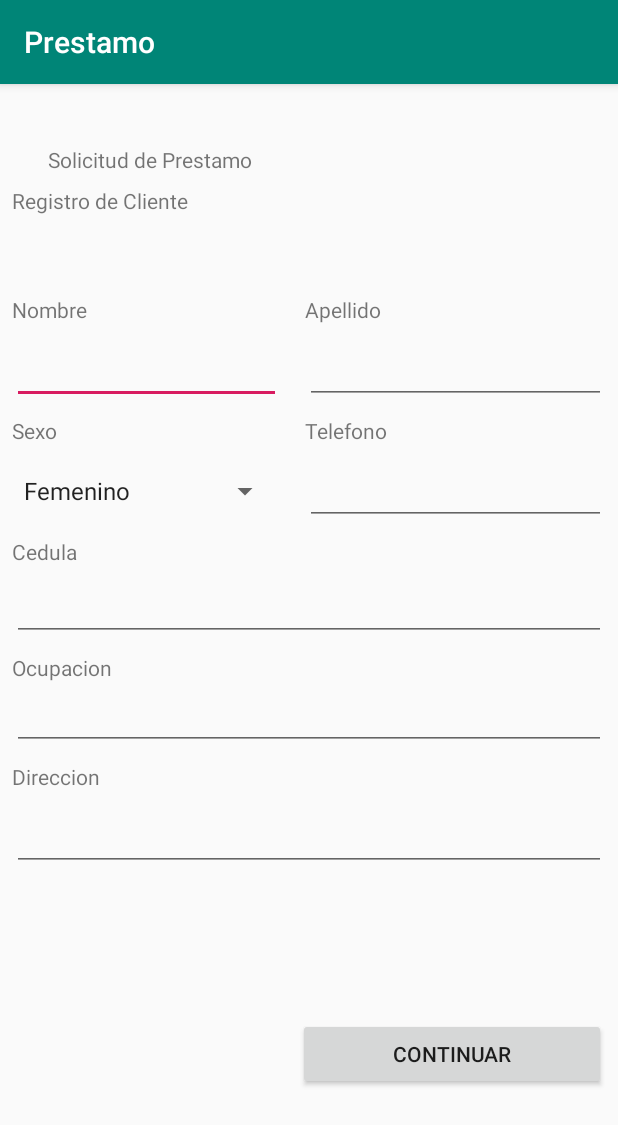
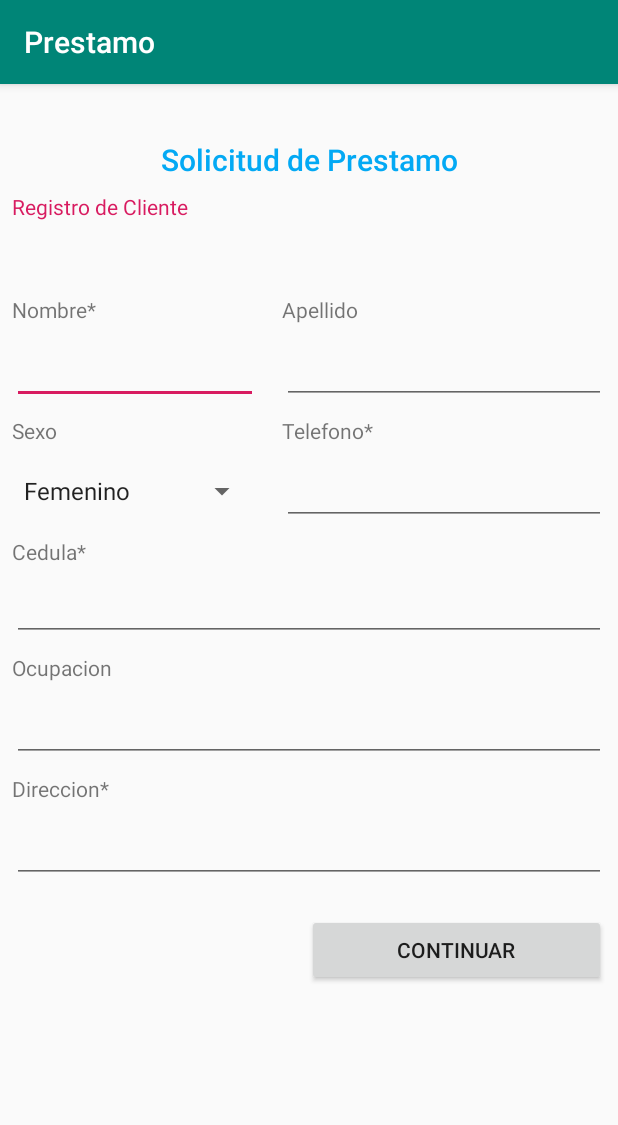
Before and after one commit to bisanbl/Android_Prestamo, an Android app: the screen it shows after launch (MainActivity), on a phone screen of 412 x 824 dp. Shown: the top 1125 px of the screen. Run offline under Robolectric (Android 15) with nearby library versions, the phone set to English and light mode, and no system bars.

Commit message:
Correcciones de MainActivity y agregado el segundo activiti registro_Credito

```diff
--- a/app/src/main/AndroidManifest.xml
+++ b/app/src/main/AndroidManifest.xml
@@ -9,6 +9,7 @@
         android:roundIcon="@mipmap/ic_launcher_round"
         android:supportsRtl="true"
         android:theme="@style/AppTheme">
+        <activity android:name=".Registro_Credito"></activity>
         <activity android:name=".MainActivity">
             <intent-filter>
                 <action android:name="android.intent.action.MAIN" />
--- a/app/src/main/res/layout/activity_main.xml
+++ b/app/src/main/res/layout/activity_main.xml
@@ -1,9 +1,15 @@
 <?xml version="1.0" encoding="utf-8"?>
-<android.support.constraint.ConstraintLayout xmlns:android="http://schemas.android.com/apk/res/android"
+<ScrollView xmlns:android="http://schemas.android.com/apk/res/android"
     xmlns:app="http://schemas.android.com/apk/res-auto"
     xmlns:tools="http://schemas.android.com/tools"
+    android:id="@+id/scrollView2"
     android:layout_width="match_parent"
     android:layout_height="match_parent"
+    android:fillViewport="true">
+
+    <android.support.constraint.ConstraintLayout
+        android:layout_width="match_parent"
+        android:layout_height="wrap_content"
         tools:context=".MainActivity">
 
         <TextView
@@ -15,6 +21,9 @@
             android:layout_marginEnd="32dp"
             android:layout_marginBottom="699dp"
             android:text="@string/solicitud"
+            android:textAlignment="center"
+            android:textAppearance="@android:style/TextAppearance.Material.WindowTitle"
+            android:textColor="#03A9F4"
             app:layout_constraintBottom_toBottomOf="parent"
             app:layout_constraintEnd_toEndOf="parent"
             app:layout_constraintStart_toStartOf="parent"
@@ -28,6 +37,7 @@
             android:layout_marginTop="8dp"
             android:layout_marginBottom="24dp"
             android:text="@string/cliente"
+            android:textColor="@color/colorAccent"
             app:layout_constraintBottom_toTopOf="@+id/TVNombre"
             app:layout_constraintStart_toStartOf="parent"
             app:layout_constraintTop_toBottomOf="@+id/TVSolicitud" />
@@ -38,11 +48,11 @@
             android:layout_height="wrap_content"
             android:layout_marginStart="8dp"
             android:layout_marginTop="8dp"
-        android:layout_marginEnd="344dp"
+            android:layout_marginEnd="32dp"
             android:layout_marginBottom="608dp"
             android:text="@string/nombre"
             app:layout_constraintBottom_toBottomOf="parent"
-        app:layout_constraintEnd_toEndOf="parent"
+            app:layout_constraintEnd_toEndOf="@+id/TVCliente"
             app:layout_constraintHorizontal_bias="1.0"
             app:layout_constraintStart_toStartOf="parent"
             app:layout_constraintTop_toBottomOf="@+id/TVCliente" />
@@ -51,7 +61,7 @@
             android:id="@+id/TVApellido"
             android:layout_width="0dp"
             android:layout_height="wrap_content"
-        android:layout_marginStart="135dp"
+            android:layout_marginStart="60dp"
             android:layout_marginTop="32dp"
             android:text="@string/apellido"
             app:layout_constraintStart_toEndOf="@+id/TVNombre"
@@ -74,13 +84,12 @@
             android:id="@+id/ETAoellido"
             android:layout_width="0dp"
             android:layout_height="wrap_content"
-        android:layout_marginStart="16dp"
             android:layout_marginTop="8dp"
             android:layout_marginEnd="8dp"
             android:ems="10"
             android:inputType="textPersonName"
             app:layout_constraintEnd_toEndOf="parent"
-        app:layout_constraintStart_toEndOf="@+id/ETNombre"
+            app:layout_constraintStart_toStartOf="@+id/TVApellido"
             app:layout_constraintTop_toBottomOf="@+id/TVApellido" />
 
         <TextView
@@ -170,6 +179,7 @@
             android:layout_width="0dp"
             android:layout_height="wrap_content"
             android:layout_marginStart="8dp"
+            android:layout_marginTop="8dp"
             android:layout_marginEnd="8dp"
             android:ems="10"
             android:inputType="textPersonName"
@@ -205,13 +215,15 @@
             android:layout_width="0dp"
             android:layout_height="wrap_content"
             android:layout_marginStart="132dp"
-        android:layout_marginTop="8dp"
             android:layout_marginEnd="8dp"
             android:layout_marginBottom="8dp"
             android:text="@string/continuar"
             app:layout_constraintBottom_toBottomOf="parent"
             app:layout_constraintEnd_toEndOf="parent"
+            app:layout_constraintHorizontal_bias="0.0"
             app:layout_constraintStart_toEndOf="@+id/TVDireccion"
-        app:layout_constraintTop_toBottomOf="@+id/ETDireccion" />
+            app:layout_constraintTop_toBottomOf="@+id/ETDireccion"
+            app:layout_constraintVertical_bias="0.115" />
 
     </android.support.constraint.ConstraintLayout>
+</ScrollView>
--- a/app/src/main/res/values/strings.xml
+++ b/app/src/main/res/values/strings.xml
@@ -3,15 +3,28 @@
     <string name="solicitud">Solicitud de Prestamo</string>
     <string name="cliente">Registro de Cliente</string>
     <string name="credito">Registro de Credito</string>
-    <string name="nombre">Nombre</string>
+    <string name="nombre">Nombre*</string>
     <string name="apellido">Apellido</string>
     <string name="sexo">Sexo</string>
-    <string name="telefono">Telefono</string>
+    <string name="telefono">Telefono*</string>
     <string-array name="asexo">
         <item>Femenino</item>
-        <item>Masculino</item></string-array>
-    <string name="cedula">Cedula</string>
+        <item>Masculino</item>
+    </string-array>
+    <string name="cedula">Cedula*</string>
     <string name="ocupacion">Ocupacion</string>
-    <string name="direccion">Direccion</string>
+    <string name="direccion">Direccion*</string>
     <string name="continuar">Continuar</string>
+    <string name="monto">Monto Credito</string>
+    <string name="interes">Interes (%)</string>
+    <string name="plazo">Plazo</string>
+    <string name="fecha">Fecha</string>
+    <string name="fechafin">Fecha Finalizacion</string>
+    <string name="Pagar">Monto a Pagar:</string>
+    <string name="cuota">Monto por Cuota:</string>
+    <string-array name="ainteres">
+        <item>15</item>
+        <item>20</item>
+        <item>25</item>
+    </string-array>
 </resources>
```
Also changed, not shown: app/src/main/java/com/bisanbl/prestamo/Registro_Credito.java (added, +13 -0 lines), app/src/main/res/layout/activity_registro__credito.xml (added, +89 -0 lines). Lines whose indentation alone changed are shown as unchanged.
